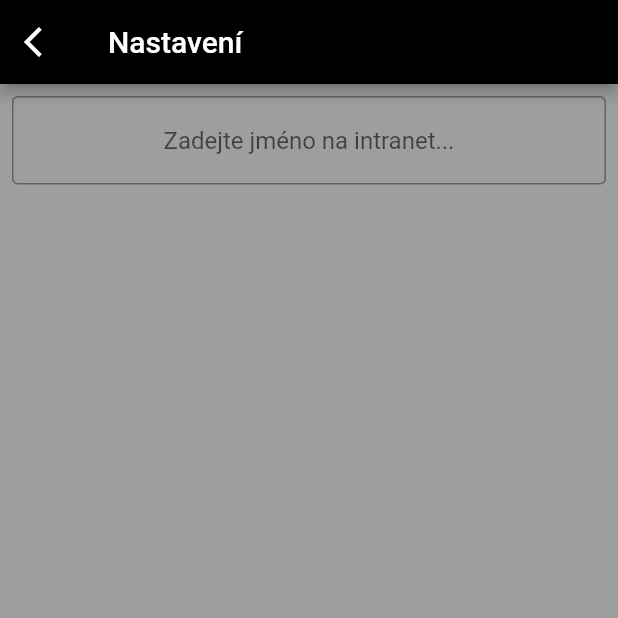
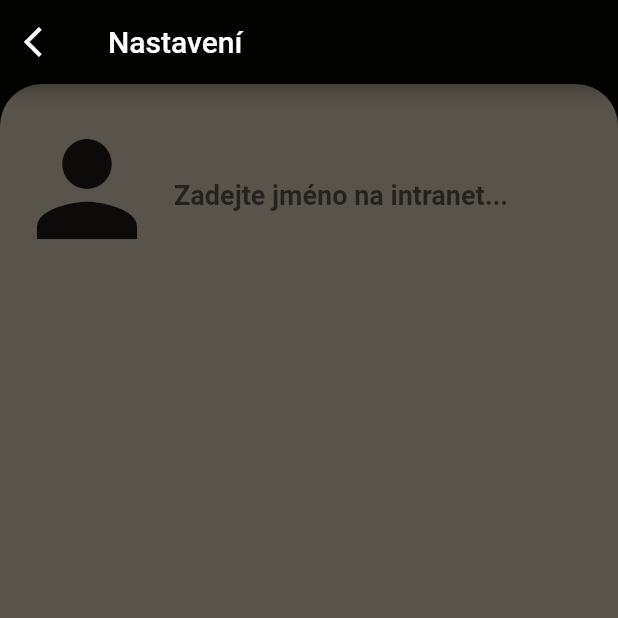
Before and after one commit to JirkaKlimes/multiplatform_spse_rozvrh, a Flutter app: the screen it shows after launch, after a tap on the "more vert" icon, on a phone screen of 412 x 824 dp, the top half of it. Run offline on Flutter 3.47's test engine with Material 2 defaults, Android fonts, the phone set to English and light mode, and no system bars; our stand-ins replace shared_preferences; missing offline and left inert: fading_edge_scrollview; network calls fail.

Commit message:
design is nicer

```diff
--- a/lib/pages/home.dart
+++ b/lib/pages/home.dart
@@ -1,6 +1,7 @@
 import 'package:flutter/material.dart';
+import 'package:spse_rozvrh/pages/settings.dart';
 import 'package:spse_rozvrh/pages/rozvrh.dart';
-import 'package:spse_rozvrh/pages/settings.dart';
+import 'package:spse_rozvrh/utils/colorTheme.dart';
 
 class HomePage extends StatelessWidget {
 
@@ -11,8 +12,8 @@ class HomePage extends StatelessWidget {
     RozvrhPage rozvrhpage = RozvrhPage(key: _key);
     return Scaffold(
         appBar: AppBar(
-          title: const Text('SPŠE Rozvrh'),
-          backgroundColor: Colors.black,
+          title: const Text('Rozvrh Hodin'),
+          backgroundColor: CustomColors().color1,
           toolbarHeight: 68,
           actions: [
             IconButton(
@@ -24,7 +25,7 @@ class HomePage extends StatelessWidget {
             IconButton(
                 onPressed: (() => {
                   Navigator.push(context, MaterialPageRoute(
-                    builder: (context) => Settings()
+                    builder: (context) => SettingsPage()
                     ))}),
                 icon: const Icon(
                   Icons.more_vert,
@@ -32,7 +33,7 @@ class HomePage extends StatelessWidget {
                 )),
           ],
         ),
-        backgroundColor: Colors.green,
+        backgroundColor: CustomColors().color1,
         body: rozvrhpage
         );
   }
--- a/lib/pages/rozvrh.dart
+++ b/lib/pages/rozvrh.dart
@@ -3,6 +3,7 @@ import 'dart:convert';
 
 import 'package:flutter/material.dart';
 import 'package:http/http.dart' as http;
+import 'package:spse_rozvrh/utils/colorTheme.dart';
 import 'package:spse_rozvrh/utils/shared_prefs.dart';
 import 'package:spse_rozvrh/widgets/day_picker.dart';
 import 'package:spse_rozvrh/widgets/week_view.dart';
@@ -46,7 +47,7 @@ class RozvrhPageState extends State<RozvrhPage> {
       return const Scaffold(backgroundColor: Colors.black);
     } else {
       return Scaffold(
-        backgroundColor: Colors.black,
+        backgroundColor: CustomColors().color1,
         body: Column(
           children: [datePicker, weekView],
         ),
--- a/lib/pages/settings.dart
+++ b/lib/pages/settings.dart
@@ -1,35 +1,67 @@
+import 'package:flutter/cupertino.dart';
 import 'package:flutter/material.dart';
+import 'package:spse_rozvrh/utils/colorTheme.dart';
 import 'package:spse_rozvrh/utils/shared_prefs.dart';
 
-class Settings extends StatelessWidget {
-  @override
+class SettingsPage extends StatefulWidget {
+  _SettingsPageState createState() => _SettingsPageState();
+}
+
+class _SettingsPageState extends State<StatefulWidget> {
   Widget build(BuildContext context) {
     return Scaffold(
         appBar: AppBar(
-          automaticallyImplyLeading: false,
-          title: const Text('Nastavení'),
-          backgroundColor: Colors.black,
-          leading:
-            IconButton(
-
-                onPressed: () => Navigator.pop(context),
-                icon: const Icon(Icons.arrow_back_ios))
-          ,
+          title: Text('Nastavení'),
+          backgroundColor: CustomColors().color1,
+          leading: IconButton(
+              onPressed: () => Navigator.pop(context),
+              icon: const Icon(Icons.arrow_back_ios)),
         ),
         body: Container(
-            color: Colors.grey,
-            // ignore: prefer_const_literals_to_create_immutables
-            child: Column(children: <Widget>[
-              Padding(
-                padding: const EdgeInsets.all(8.0),
-                child: TextFormField(
-                    textAlign: TextAlign.center,
-                    initialValue: SharedPrefs().username,
-                    onChanged: (value) => {SharedPrefs().username = value},
-                    decoration: const InputDecoration(
-                        border: OutlineInputBorder(),
-                        hintText: 'Zadejte jméno na intranet...')),
+          color: CustomColors().color1,
+          child: SizedBox.expand(
+            child: Container(
+              padding: const EdgeInsets.symmetric(vertical: 12),
+              decoration: BoxDecoration(
+                  color: CustomColors().color3,
+                  borderRadius: const BorderRadius.only(
+                    topLeft: Radius.circular(28),
+                    topRight: Radius.circular(28),
+                  )),
+              child: Column(
+                crossAxisAlignment: CrossAxisAlignment.start,
+                children: [
+                  Row(
+                    children: [
+                      const Padding(
+                        padding: EdgeInsets.all(8.0),
+                        child: Icon(
+                          Icons.person,
+                          size: 100,
+                        ),
+                      ),
+                      SizedBox(
+                        width: 270,
+                        child: TextFormField(
+                          style: const TextStyle(fontSize: 30, fontWeight: FontWeight.bold),
+                          textAlign: TextAlign.left,
+                          initialValue: SharedPrefs().username,
+                          onChanged: (value) => {SharedPrefs().username = value},
+                          decoration: const InputDecoration.collapsed(
+                            hintText: "Zadejte jméno na intranet...",
+                            hintStyle: TextStyle(fontSize: 18),
+                          ),
+                        ),
+                      ),
+                    ],
+                  )
+                ],
               ),
-            ])));
+            ),
+          ),
+        ));
   }
 }
+
+
+//  onChanged: (value) => {SharedPrefs().username = value},
--- /dev/null
+++ b/lib/utils/colorTheme.dart
@@ -0,0 +1,20 @@
+import 'package:flutter/material.dart';
+
+
+class CustomColors {
+  late Color color1;
+  late Color color2;
+  late Color color3;
+  late Color color4;
+  late Color color5;
+  late Color color6;
+
+  CustomColors() {
+    color1 = Color.fromARGB(255, 2, 3, 0);
+    color2 = Color.fromARGB(255, 54, 51, 42);
+    color3 = Color.fromARGB(255, 89, 84, 75);
+    color4 = Color.fromARGB(255, 227, 117, 102);
+    color5 = Color.fromARGB(255, 121, 169, 209);
+    color6 = Color.fromARGB(255, 76, 156, 89);
+  }
+}
--- a/lib/widgets/day.dart
+++ b/lib/widgets/day.dart
@@ -1,4 +1,5 @@
 import 'package:flutter/material.dart';
+import 'package:spse_rozvrh/utils/colorTheme.dart';
 import 'package:spse_rozvrh/widgets/hour.dart';
 import 'package:fading_edge_scrollview/fading_edge_scrollview.dart';
 
@@ -26,7 +27,7 @@ class DayPage extends StatelessWidget {
     double width = MediaQuery.of(context).size.width;
 
     return Container(
-        color: Colors.white,
+        color: CustomColors().color3,
         alignment: Alignment.topCenter,
         child: SingleChildScrollView(
           clipBehavior: Clip.antiAlias,
--- a/lib/widgets/week_view.dart
+++ b/lib/widgets/week_view.dart
@@ -1,4 +1,5 @@
 import 'package:flutter/material.dart';
+import 'package:spse_rozvrh/utils/colorTheme.dart';
 import 'package:spse_rozvrh/widgets/day.dart';
 
 class WeekView extends StatelessWidget {
@@ -14,7 +15,7 @@ class WeekView extends StatelessWidget {
   Widget build(BuildContext context) {
     var cont = Expanded(
       child: Container(
-        decoration: const BoxDecoration(color: Colors.white),
+        decoration: BoxDecoration(color: Colors.transparent),
         child: PageView(
           controller: pageController,
           onPageChanged: (value) => isPageAnimating ? null : callback(value),
```
Also changed, not shown: lib/widgets/day_picker.dart (+9 -8 lines), lib/widgets/hour.dart (+55 -20 lines).
